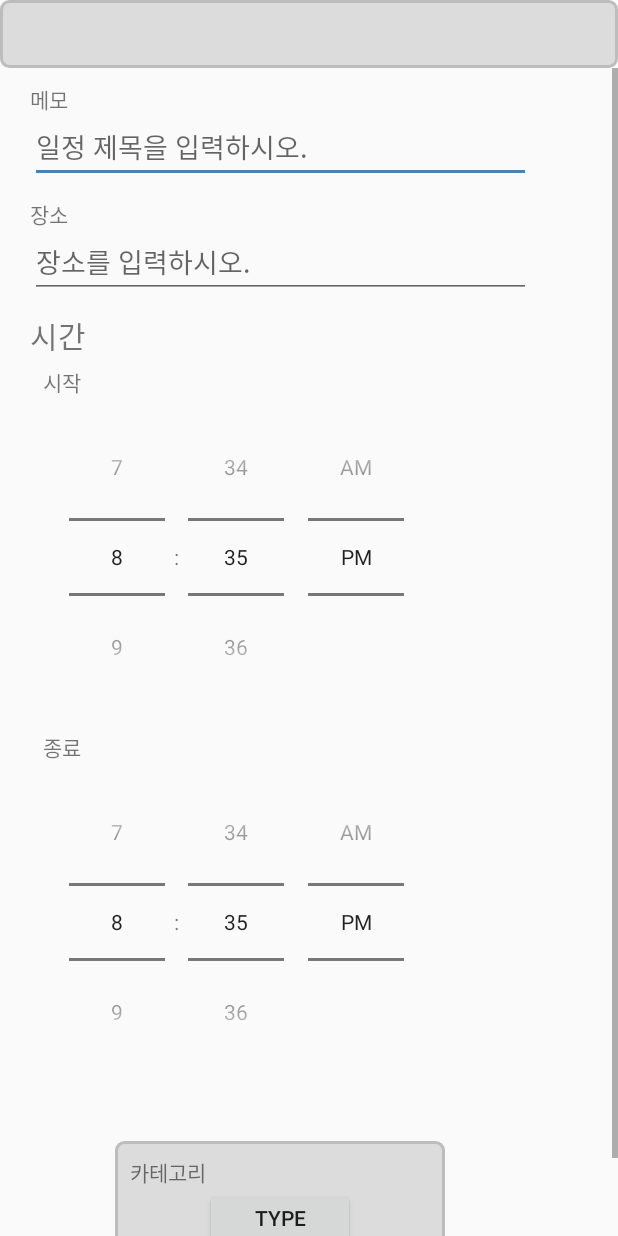
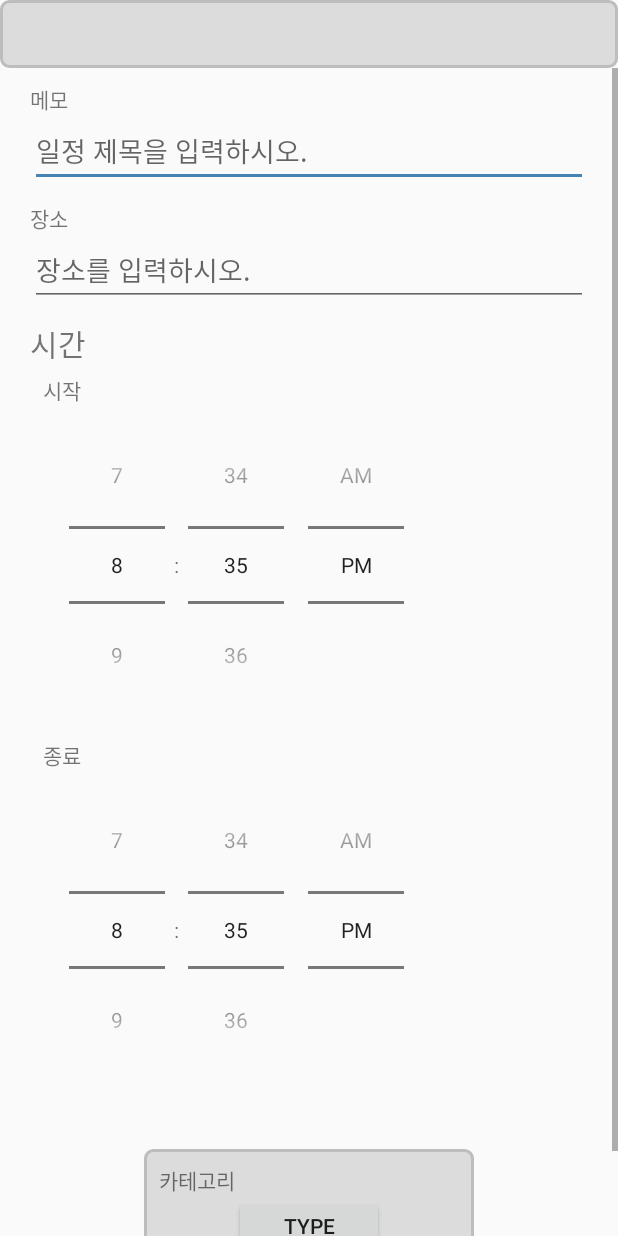
Before and after one commit to snakim0813/Smart-Planer, an Android app: the layout planedit.xml on its own in the app's theme, with its tools: preview values and no code run, on a phone screen of 412 x 824 dp. Run offline under Robolectric (Android 15) with nearby library versions, the phone set to English and light mode, and no system bars.

Commit message:
Detail Correct2(18.06.20)
UI Detail Correct

```diff
--- a/app/src/main/java/com/example/minsuk/smartplaner/MainActivity.java
+++ b/app/src/main/java/com/example/minsuk/smartplaner/MainActivity.java
@@ -134,9 +134,9 @@ public class MainActivity extends Activity {
                         break;
                 }
 
-                //확인 작업 부분
+               /*확인 작업 부분
                 Toast toast = Toast.makeText(getApplicationContext(), mYear +"."+mMonth +"." + mDay + " " + mWeek, Toast.LENGTH_SHORT);
-                toast.show();
+                toast.show();*/
 
                 String  str1 = String.format(" %d 일\n   %s",mDay,mWeek);
 
--- a/app/src/main/res/layout/planedit.xml
+++ b/app/src/main/res/layout/planedit.xml
@@ -28,13 +28,14 @@
         android:layout_height="match_parent"
         android:layout_marginTop="45dp">
         <LinearLayout
-            android:layout_width="wrap_content"
-            android:layout_height="wrap_content"
+            android:layout_width="match_parent"
+            android:layout_height="match_parent"
             android:orientation="vertical"
 
             android:layout_marginHorizontal="20dp"
 
             >
+
             <TextView
 
                 android:layout_width="wrap_content"
@@ -47,10 +48,8 @@
             <EditText
 
                 android:id="@+id/PlanName"
-                android:layout_width="334dp"
-                android:layout_height="45dp"
-
-                android:layout_gravity="center"
+                android:layout_width="match_parent"
+                android:layout_height="wrap_content"
 
                 android:hint="일정 제목을 입력하시오."
 
@@ -68,10 +67,8 @@
             <EditText
 
                 android:id="@+id/PlanLocation"
-                android:layout_width="334dp"
-                android:layout_height="45dp"
-
-                android:layout_gravity="center"
+                android:layout_width="match_parent"
+                android:layout_height="wrap_content"
 
                 android:hint="장소를 입력하시오." />
             <TextView
```
Also changed, not shown: app/src/main/res/layout/activity_main.xml (+6 -5 lines).
